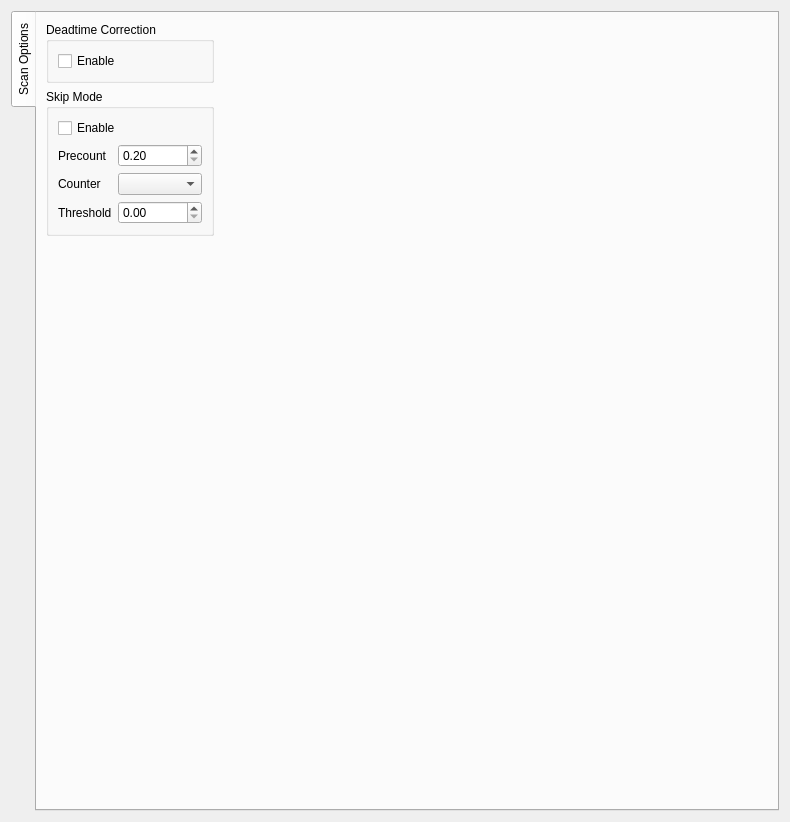
Above: spectromicroscopy/smpgui/ui_smpspecinterface.ui from praxes/praxes before the change. Below: the same form after it.
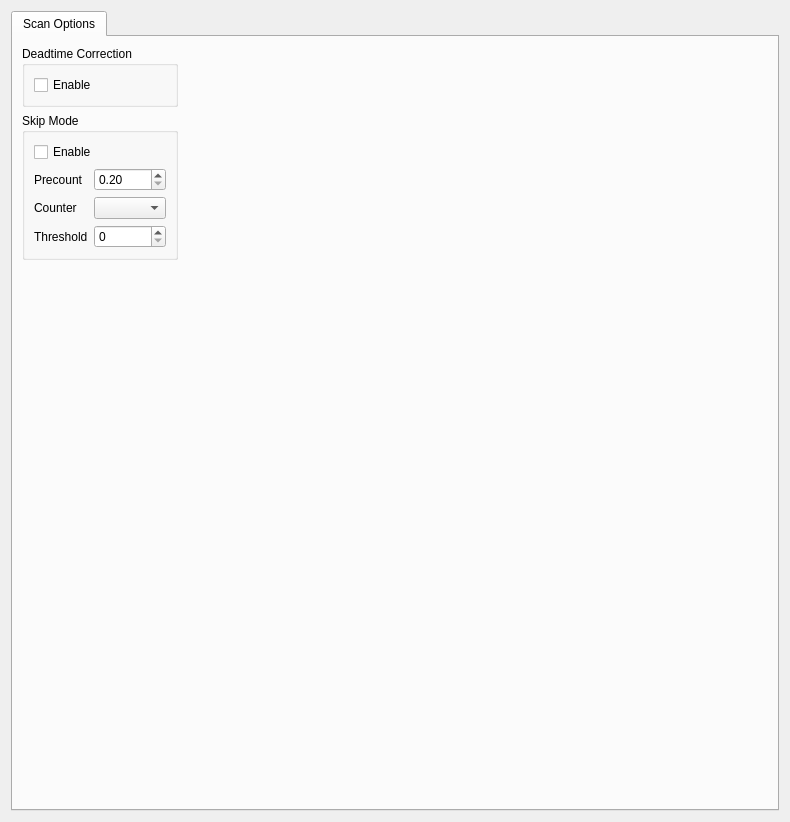
That is the form after the change.

Commit message: [svn] fixed fitParam layout issue

What changed in the file:
```diff
--- a/spectromicroscopy/smpgui/ui_smpspecinterface.ui
+++ b/spectromicroscopy/smpgui/ui_smpspecinterface.ui
@@ -16,7 +16,7 @@
    <item row="0" column="0" >
     <widget class="QTabWidget" name="tabWidget" >
      <property name="tabPosition" >
-      <enum>QTabWidget::West</enum>
+      <enum>QTabWidget::North</enum>
      </property>
      <property name="currentIndex" >
       <number>0</number>
@@ -115,6 +115,9 @@
           </item>
           <item row="3" column="1" >
            <widget class="QDoubleSpinBox" name="skipmodeThreshSpinBox" >
+            <property name="decimals" >
+             <number>0</number>
+            </property>
             <property name="maximum" >
              <double>10000000000.000000000000000</double>
             </property>
```
The commit also changes 3 other files.
